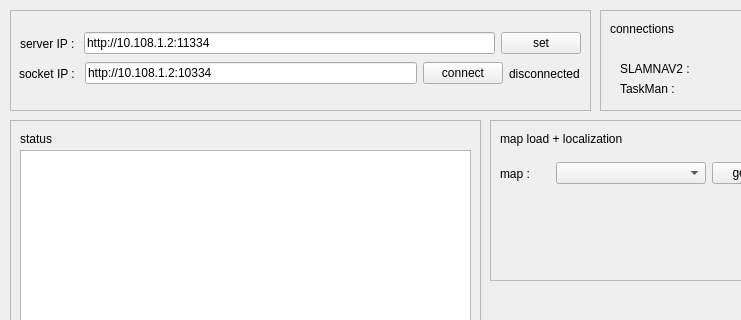
Before: the Qt Designer form mainwindow.ui in rainbow-mobile/app_clientexample, drawn with Qt 5; both pictures show x 0 to 741 and y 0 to 320 of the 1002 by 600 pixel window.
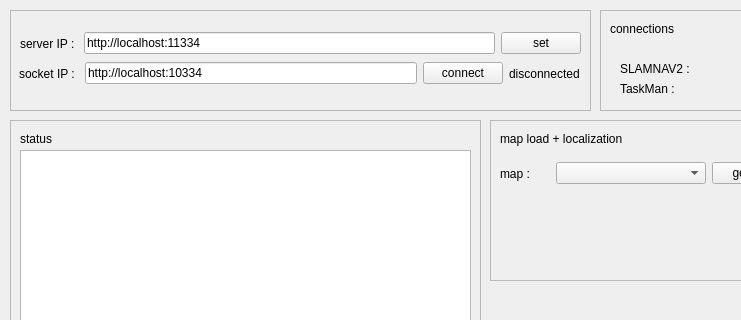
After: the same form once the commit is applied.

What changed in the file:
```diff
--- a/mainwindow.ui
+++ b/mainwindow.ui
@@ -123,7 +123,7 @@
     <property name="frameShadow">
      <enum>QFrame::Raised</enum>
     </property>
-    <widget class="QWidget" name="">
+    <widget class="QWidget" name="layoutWidget">
      <property name="geometry">
       <rect>
        <x>10</x>
@@ -149,7 +149,7 @@
          </size>
         </property>
         <property name="text">
-         <string>http://10.108.1.2:11334</string>
+         <string>http://localhost:11334</string>
         </property>
        </widget>
       </item>
@@ -188,7 +188,7 @@
          </size>
         </property>
         <property name="text">
-         <string>http://10.108.1.2:10334</string>
+         <string>http://localhost:10334</string>
         </property>
        </widget>
       </item>
```
Left out of the diff: 8 changed lines with no effect on the pictures.
